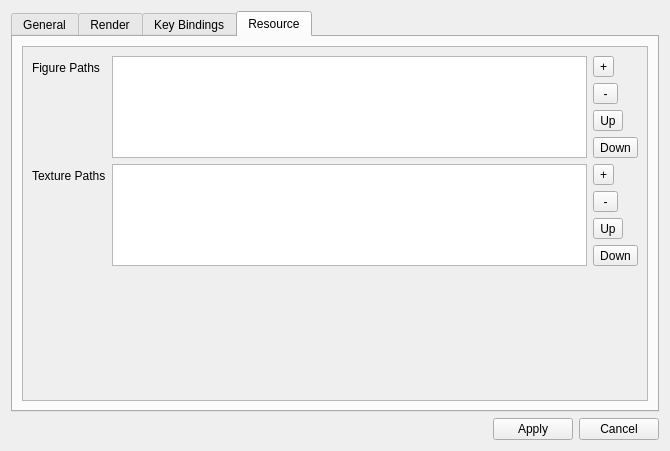
Samolleg/ataman-mp, file settings.ui: the form before one commit.
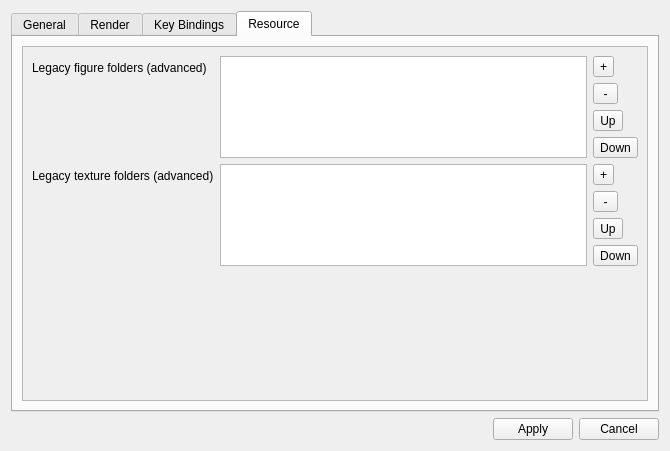
The form after the commit. The open tabs and pages were chosen to show the change.

```diff
--- a/settings.ui
+++ b/settings.ui
@@ -865,7 +865,7 @@
            <item row="0" column="0">
             <widget class="QLabel" name="label">
              <property name="text">
-              <string>Figure Paths</string>
+              <string>Legacy figure folders (advanced)</string>
              </property>
             </widget>
            </item>
@@ -924,7 +924,7 @@
            <item row="1" column="0">
             <widget class="QLabel" name="label_4">
              <property name="text">
-              <string>Texture Paths</string>
+              <string>Legacy texture folders (advanced)</string>
              </property>
             </widget>
            </item>
```
